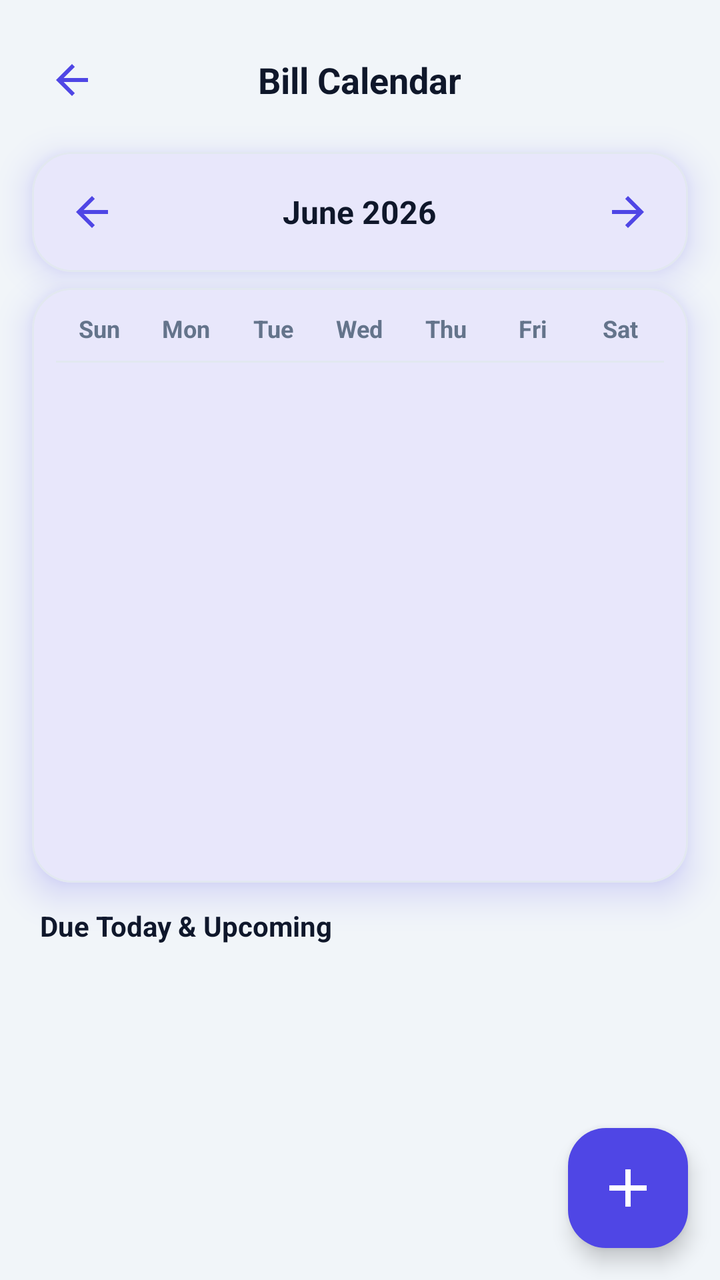
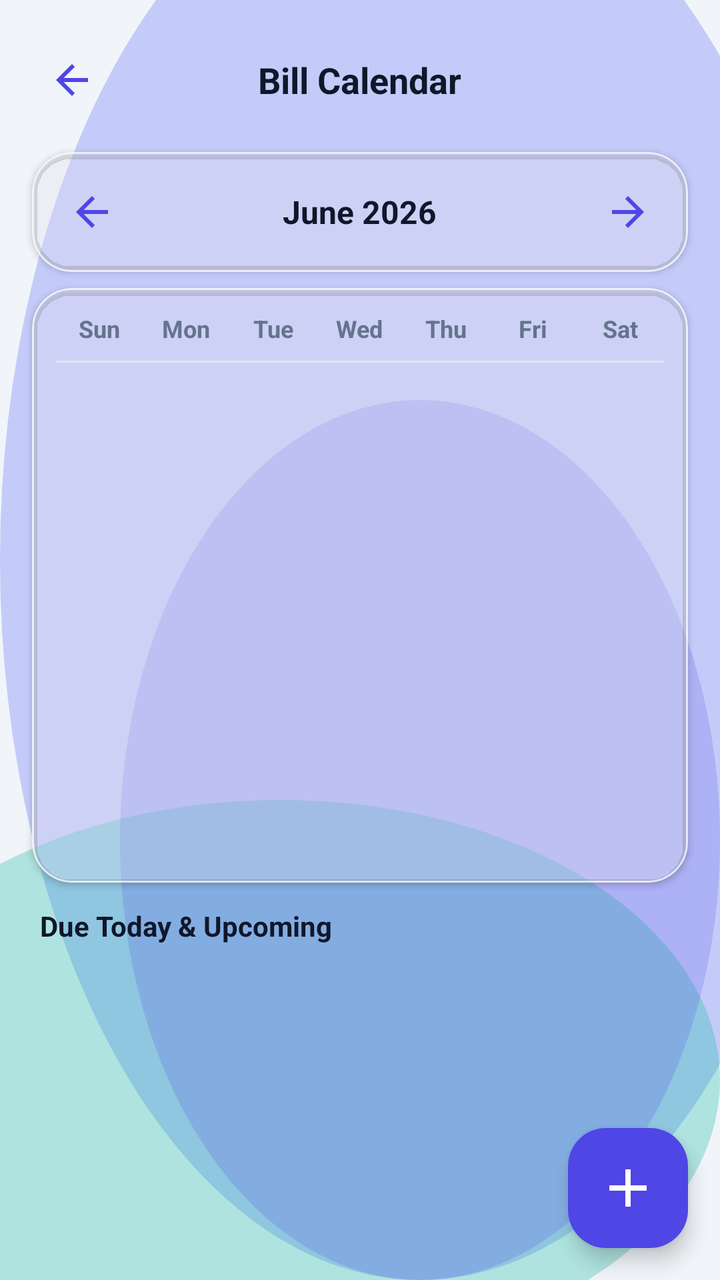

Two renders of the same Android screen: before a commit and after it. Below are the layout's source before the change and the commit's diff.
<!-- AndroidManifest.xml: application theme Theme.MoneyLens -->
<!-- res/layout/activity_bill_calendar.xml -->
<?xml version="1.0" encoding="utf-8"?>
<androidx.coordinatorlayout.widget.CoordinatorLayout xmlns:android="http://schemas.android.com/apk/res/android"
    xmlns:app="http://schemas.android.com/apk/res-auto"
    xmlns:tools="http://schemas.android.com/tools"
    android:layout_width="match_parent"
    android:layout_height="match_parent"
    android:background="@color/colorBackground">

    <LinearLayout
        android:layout_width="match_parent"
        android:layout_height="match_parent"
        android:orientation="vertical">

        
        <RelativeLayout
            android:id="@+id/layoutAppBar"
            android:layout_width="match_parent"
            android:layout_height="56dp"
            android:layout_marginTop="12dp"
            android:paddingHorizontal="16dp">

            <ImageView
                android:id="@+id/btnBack"
                android:layout_width="40dp"
                android:layout_height="40dp"
                android:layout_centerVertical="true"
                android:padding="8dp"
                android:src="@drawable/ic_back"
                android:background="?attr/selectableItemBackgroundBorderless"
                android:contentDescription="Back" />

            <TextView
                android:layout_width="wrap_content"
                android:layout_height="wrap_content"
                android:layout_centerInParent="true"
                android:text="Bill Calendar"
                android:textColor="@color/colorTextPrimary"
                android:textSize="18sp"
                android:textStyle="bold" />
        </RelativeLayout>

        
        <com.google.android.material.card.MaterialCardView
            style="@style/ClayCard"
            android:layout_width="match_parent"
            android:layout_height="wrap_content"
            android:layout_marginHorizontal="16dp"
            android:layout_marginVertical="8dp">

            <RelativeLayout
                android:layout_width="match_parent"
                android:layout_height="wrap_content"
                android:padding="12dp">

                <ImageView
                    android:id="@+id/btnPrevMonth"
                    android:layout_width="36dp"
                    android:layout_height="36dp"
                    android:layout_alignParentStart="true"
                    android:layout_centerVertical="true"
                    android:background="?attr/selectableItemBackgroundBorderless"
                    android:padding="6dp"
                    android:src="@drawable/ic_back"
                    app:tint="@color/colorPrimary" />

                <TextView
                    android:id="@+id/txtCurrentMonth"
                    android:layout_width="wrap_content"
                    android:layout_height="wrap_content"
                    android:layout_centerInParent="true"
                    android:text="June 2026"
                    android:textColor="@color/colorTextPrimary"
                    android:textSize="16sp"
                    android:textStyle="bold" />

                <ImageView
                    android:id="@+id/btnNextMonth"
                    android:layout_width="36dp"
                    android:layout_height="36dp"
                    android:layout_alignParentEnd="true"
                    android:layout_centerVertical="true"
                    android:background="?attr/selectableItemBackgroundBorderless"
                    android:padding="6dp"
                    android:rotation="180"
                    android:src="@drawable/ic_back"
                    app:tint="@color/colorPrimary" />
            </RelativeLayout>
        </com.google.android.material.card.MaterialCardView>

        
        <com.google.android.material.card.MaterialCardView
            style="@style/ClayCard"
            android:layout_width="match_parent"
            android:layout_height="wrap_content"
            android:layout_marginHorizontal="16dp"
            android:layout_marginBottom="12dp">

            <LinearLayout
                android:layout_width="match_parent"
                android:layout_height="wrap_content"
                android:orientation="vertical"
                android:padding="12dp">

                
                <LinearLayout
                    android:layout_width="match_parent"
                    android:layout_height="wrap_content"
                    android:orientation="horizontal"
                    android:layout_marginBottom="8dp">

                    <TextView
                        android:layout_width="0dp"
                        android:layout_height="wrap_content"
                        android:layout_weight="1"
                        android:gravity="center"
                        android:text="Sun"
                        android:textColor="@color/colorTextSecondary"
                        android:textSize="12sp"
                        android:textStyle="bold" />

                    <TextView
                        android:layout_width="0dp"
                        android:layout_height="wrap_content"
                        android:layout_weight="1"
                        android:gravity="center"
                        android:text="Mon"
                        android:textColor="@color/colorTextSecondary"
                        android:textSize="12sp"
                        android:textStyle="bold" />

                    <TextView
                        android:layout_width="0dp"
                        android:layout_height="wrap_content"
                        android:layout_weight="1"
                        android:gravity="center"
                        android:text="Tue"
                        android:textColor="@color/colorTextSecondary"
                        android:textSize="12sp"
                        android:textStyle="bold" />

                    <TextView
                        android:layout_width="0dp"
                        android:layout_height="wrap_content"
                        android:layout_weight="1"
                        android:gravity="center"
                        android:text="Wed"
                        android:textColor="@color/colorTextSecondary"
                        android:textSize="12sp"
                        android:textStyle="bold" />

                    <TextView
                        android:layout_width="0dp"
                        android:layout_height="wrap_content"
                        android:layout_weight="1"
                        android:gravity="center"
                        android:text="Thu"
                        android:textColor="@color/colorTextSecondary"
                        android:textSize="12sp"
                        android:textStyle="bold" />

                    <TextView
                        android:layout_width="0dp"
                        android:layout_height="wrap_content"
                        android:layout_weight="1"
                        android:gravity="center"
                        android:text="Fri"
                        android:textColor="@color/colorTextSecondary"
                        android:textSize="12sp"
                        android:textStyle="bold" />

                    <TextView
                        android:layout_width="0dp"
                        android:layout_height="wrap_content"
                        android:layout_weight="1"
                        android:gravity="center"
                        android:text="Sat"
                        android:textColor="@color/colorTextSecondary"
                        android:textSize="12sp"
                        android:textStyle="bold" />
                </LinearLayout>

                <View
                    android:layout_width="match_parent"
                    android:layout_height="1dp"
                    android:background="@color/colorCardBorder"
                    android:layout_marginBottom="8dp" />

                
                <GridView
                    android:id="@+id/gridCalendar"
                    android:layout_width="match_parent"
                    android:layout_height="240dp"
                    android:numColumns="7"
                    android:verticalSpacing="4dp"
                    android:horizontalSpacing="4dp"
                    android:stretchMode="columnWidth"
                    android:gravity="center" />
            </LinearLayout>
        </com.google.android.material.card.MaterialCardView>

        
        <TextView
            android:id="@+id/txtBillsHeader"
            android:layout_width="wrap_content"
            android:layout_height="wrap_content"
            android:layout_marginHorizontal="20dp"
            android:layout_marginBottom="8dp"
            android:text="Due Today &amp; Upcoming"
            android:textColor="@color/colorTextPrimary"
            android:textSize="14sp"
            android:textStyle="bold" />

        
        <TextView
            android:id="@+id/txtDueItems"
            android:layout_width="match_parent"
            android:layout_height="wrap_content"
            android:layout_marginHorizontal="20dp"
            android:layout_marginBottom="8dp"
            android:lineSpacingMultiplier="1.3"
            android:textColor="@color/colorTextSecondary"
            android:textSize="13sp"
            android:visibility="gone" />

        
        <FrameLayout
            android:layout_width="match_parent"
            android:layout_height="0dp"
            android:layout_weight="1">

            <androidx.recyclerview.widget.RecyclerView
                android:id="@+id/rvBills"
                android:layout_width="match_parent"
                android:layout_height="match_parent"
                android:clipToPadding="false"
                android:paddingBottom="88dp"
                android:paddingHorizontal="16dp" />

            
            <LinearLayout
                android:id="@+id/layoutEmptyState"
                android:layout_width="match_parent"
                android:layout_height="wrap_content"
                android:layout_gravity="center"
                android:orientation="vertical"
                android:gravity="center"
                android:padding="24dp"
                android:visibility="gone">

                <com.airbnb.lottie.LottieAnimationView
                    android:id="@+id/lottieEmptyState"
                    android:layout_width="120dp"
                    android:layout_height="120dp"
                    app:lottie_rawRes="@raw/empty_state"
                    app:lottie_autoPlay="true"
                    app:lottie_loop="true" />

                <TextView
                    android:layout_width="wrap_content"
                    android:layout_height="wrap_content"
                    android:layout_marginTop="12dp"
                    android:text="No bills scheduled"
                    android:textColor="@color/colorTextPrimary"
                    android:textSize="15sp"
                    android:textStyle="bold"
                    android:gravity="center" />

                <TextView
                    android:layout_width="wrap_content"
                    android:layout_height="wrap_content"
                    android:layout_marginTop="4dp"
                    android:text="Use the floating action button to schedule a recurring bill reminder."
                    android:textColor="@color/colorTextSecondary"
                    android:textSize="12sp"
                    android:gravity="center" />
            </LinearLayout>
        </FrameLayout>
    </LinearLayout>

    
    <com.google.android.material.floatingactionbutton.FloatingActionButton
        android:id="@+id/fabAddBill"
        android:layout_width="60dp"
        android:layout_height="60dp"
        android:layout_gravity="bottom|end"
        android:layout_margin="16dp"
        android:src="@drawable/ic_add"
        app:tint="@color/colorSurface"
        android:backgroundTint="@color/colorPrimary"
        app:fabCustomSize="60dp"
        app:maxImageSize="32dp"
        app:shapeAppearanceOverlay="@style/ShapeAppearanceOverlay.ClayFab"
        android:contentDescription="Add Bill Reminder" />

</androidx.coordinatorlayout.widget.CoordinatorLayout>
<!-- resources referenced by this layout -->
<resources>
  <color name="colorBackground">#F1F5F9</color>
  <color name="colorCardBorder">#E2E8F0</color>
  <color name="colorPrimary">#4F46E5</color>
  <color name="colorSurface">#FFFFFF</color>
  <color name="colorTextPrimary">#0F172A</color>
  <color name="colorTextSecondary">#64748B</color>
  <!-- drawable ic_add (drawable) -->
  <vector xmlns:android="http://schemas.android.com/apk/res/android"
      android:width="24dp"
      android:height="24dp"
      android:viewportWidth="24"
      android:viewportHeight="24">
      <path
          android:fillColor="#FFFFFF"
          android:pathData="M19,13h-6v6h-2v-6H5v-2h6V5h2v6h6v2z"/>
  </vector>
  <style name="ClayCard" parent="Widget.Material3.CardView.Elevated">
          <item name="cardCornerRadius">@dimen/clay_card_radius</item>
          <item name="cardElevation">10dp</item>
          <item name="android:stateListAnimator">@null</item>
          <item name="strokeColor">@color/colorCardBorder</item>
          <item name="strokeWidth">1dp</item>
          <item name="cardBackgroundColor">@color/colorSurface</item>
          <item name="android:outlineSpotShadowColor" tools:targetApi="p">@color/colorPrimary</item>
          <item name="android:outlineAmbientShadowColor" tools:targetApi="p">@color/colorPrimary</item>
      </style>
  <style name="ShapeAppearanceOverlay.ClayFab" parent="">
          <item name="cornerFamily">rounded</item>
          <item name="cornerSize">19dp</item>
      </style>
  <style name="Theme.MoneyLens" parent="Base.Theme.MoneyLens" />
  <dimen name="clay_card_radius">20dp</dimen>
  <style name="Base.Theme.MoneyLens" parent="Theme.Material3.Light.NoActionBar">
          
          <item name="colorPrimary">@color/colorPrimary</item>
          <item name="colorOnPrimary">@color/colorOnPrimary</item>
          <item name="colorSecondary">@color/colorSecondary</item>
          <item name="colorError">@color/colorDanger</item>
          <item name="android:windowBackground">@color/colorBackground</item>
          <item name="colorSurface">@color/colorSurface</item>
          <item name="android:colorBackground">@color/colorBackground</item>
          <item name="colorOnSurface">@color/colorTextPrimary</item>
  
          
          <item name="android:statusBarColor">@color/colorBackground</item>
          <item name="android:windowLightStatusBar" tools:targetApi="m">true</item>
          <item name="android:navigationBarColor">@color/colorBackground</item>
      </style>
  <color name="colorOnPrimary">#FFFFFF</color>
  <color name="colorSecondary">#14B8A6</color>
  <color name="colorDanger">#DC2626</color>
  <!-- unchanged entries left out for length: 1 -->
</resources>

<!-- the commit's change to res/layout/activity_bill_calendar.xml (unified diff, before → after) -->
@@ -4,7 +4,7 @@
     xmlns:tools="http://schemas.android.com/tools"
     android:layout_width="match_parent"
     android:layout_height="match_parent"
-    android:background="@color/colorBackground">
+    android:background="@drawable/bg_mesh_gradient">
 
     <LinearLayout
         android:layout_width="match_parent"
<!-- resource entries referenced after the edit -->
@@ -1,11 +1,45 @@
 <!-- resources referenced by this layout -->
 <resources>
   <color name="colorBackground">#F1F5F9</color>
+  <color name="glassMeshOrb1">#66818CF8</color>
+  <color name="glassMeshOrb2">#4D14B8A6</color>
+  <color name="glassMeshOrb3">#334F46E5</color>
   <color name="colorCardBorder">#E2E8F0</color>
   <color name="colorPrimary">#4F46E5</color>
   <color name="colorSurface">#FFFFFF</color>
   <color name="colorTextPrimary">#0F172A</color>
   <color name="colorTextSecondary">#64748B</color>
+  <!-- drawable bg_mesh_gradient (drawable) -->
+  <?xml version="1.0" encoding="utf-8"?>
+  <layer-list xmlns:android="http://schemas.android.com/apk/res/android">
+      
+      <item>
+          <shape android:shape="rectangle">
+              <solid android:color="@color/colorBackground" />
+          </shape>
+      </item>
+      
+      <item android:top="-80dp" android:right="-60dp">
+          <shape android:shape="oval">
+              <solid android:color="@color/glassMeshOrb1" />
+              <size android:width="280dp" android:height="280dp" />
+          </shape>
+      </item>
+      
+      <item android:bottom="-40dp" android:left="-80dp" android:top="400dp">
+          <shape android:shape="oval">
+              <solid android:color="@color/glassMeshOrb2" />
+              <size android:width="240dp" android:height="240dp" />
+          </shape>
+      </item>
+      
+      <item android:top="200dp" android:left="60dp">
+          <shape android:shape="oval">
+              <solid android:color="@color/glassMeshOrb3" />
+              <size android:width="200dp" android:height="200dp" />
+          </shape>
+      </item>
+  </layer-list>
   <!-- drawable ic_add (drawable) -->
   <vector xmlns:android="http://schemas.android.com/apk/res/android"
       android:width="24dp"
@@ -18,13 +52,11 @@
   </vector>
   <style name="ClayCard" parent="Widget.Material3.CardView.Elevated">
           <item name="cardCornerRadius">@dimen/clay_card_radius</item>
-          <item name="cardElevation">10dp</item>
+          <item name="cardElevation">2dp</item>
           <item name="android:stateListAnimator">@null</item>
-          <item name="strokeColor">@color/colorCardBorder</item>
+          <item name="strokeColor">@color/glassCardBorder</item>
           <item name="strokeWidth">1dp</item>
-          <item name="cardBackgroundColor">@color/colorSurface</item>
-          <item name="android:outlineSpotShadowColor" tools:targetApi="p">@color/colorPrimary</item>
-          <item name="android:outlineAmbientShadowColor" tools:targetApi="p">@color/colorPrimary</item>
+          <item name="cardBackgroundColor">@color/glassCardBg</item>
       </style>
   <style name="ShapeAppearanceOverlay.ClayFab" parent="">
           <item name="cornerFamily">rounded</item>
@@ -32,8 +64,9 @@
       </style>
   <style name="Theme.MoneyLens" parent="Base.Theme.MoneyLens" />
   <dimen name="clay_card_radius">20dp</dimen>
+  <color name="glassCardBorder">#B3FFFFFF</color>
+  <color name="glassCardBg">#8CFFFFFF</color>
   <style name="Base.Theme.MoneyLens" parent="Theme.Material3.Light.NoActionBar">
-          
           <item name="colorPrimary">@color/colorPrimary</item>
           <item name="colorOnPrimary">@color/colorOnPrimary</item>
           <item name="colorSecondary">@color/colorSecondary</item>
@@ -44,9 +77,10 @@
           <item name="colorOnSurface">@color/colorTextPrimary</item>
   
           
-          <item name="android:statusBarColor">@color/colorBackground</item>
+          <item name="android:statusBarColor">@android:color/transparent</item>
           <item name="android:windowLightStatusBar" tools:targetApi="m">true</item>
-          <item name="android:navigationBarColor">@color/colorBackground</item>
+          <item name="android:navigationBarColor">@android:color/transparent</item>
+          <item name="android:windowDrawsSystemBarBackgrounds">true</item>
       </style>
   <color name="colorOnPrimary">#FFFFFF</color>
   <color name="colorSecondary">#14B8A6</color>
